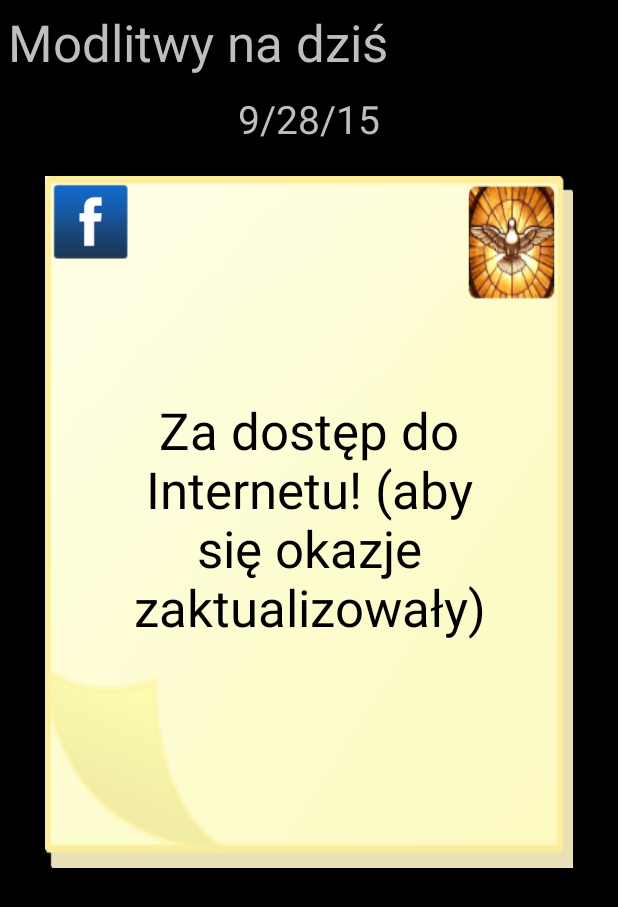
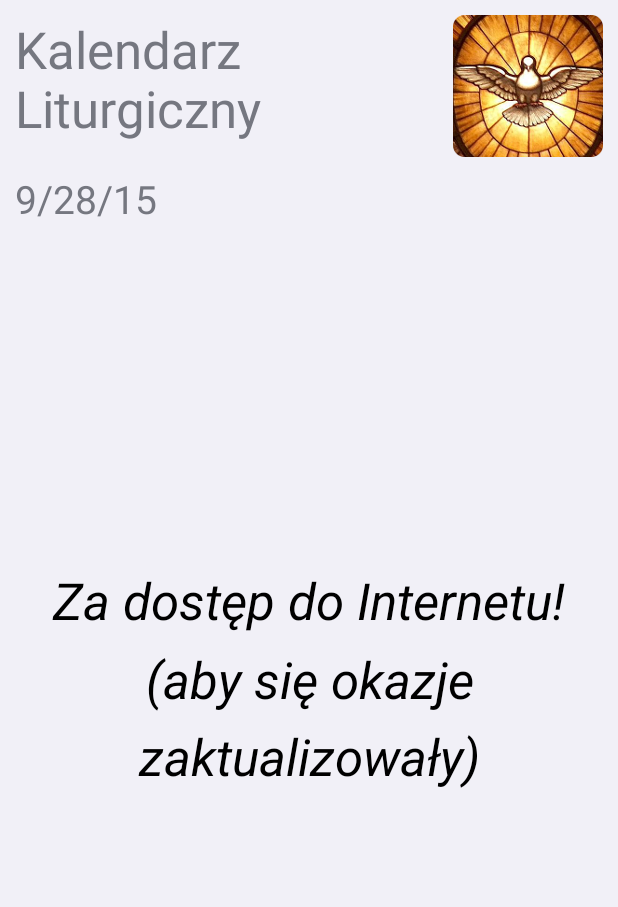
Before and after one commit to tlasica/KalendarzLiturgicznyApp, an Android app: the screen it shows after launch (MainActivity), on a phone screen of 412 x 824 dp. Shown: the top 907 px of the screen. Run offline under Robolectric (Android 15) with nearby library versions, the phone set to English and light mode, and no system bars.

Commit message:
Running application. UI to be improved

```diff
--- a/app/src/main/java/pl/tlasica/kalendarzliturgiczny/MainActivity.java
+++ b/app/src/main/java/pl/tlasica/kalendarzliturgiczny/MainActivity.java
@@ -21,15 +21,13 @@ import android.view.Menu;
 import android.view.MenuItem;
 import android.view.MotionEvent;
 import android.view.View;
-import android.view.ViewGroup;
+import android.widget.ImageView;
 import android.widget.ShareActionProvider;
 import android.widget.TextView;
 import android.widget.Toast;
 
 
 public class MainActivity extends Activity {
-
-	//private static final String LINK_FACEBOOK = "http://facebook.com/okazjeapp";
 
 	private TextView	mCurrDateTextView;
 	private TextView	mOccasionTextView;
@@ -42,7 +40,6 @@ public class MainActivity extends Activity {
     private long lastUpdateMillis = 0;
 
     final String    APP_URL = "http://bit.ly/okazjeapp";
-    final String    PIC_URL = "https://raw.githubusercontent.com/tlasica/Okazje/master/icon-128.png";
 
     @Override
     protected void onCreate(Bundle savedInstanceState) {
@@ -89,6 +86,7 @@ public class MainActivity extends Activity {
 	protected void onStart() {
 		super.onStart();
 		today();
+        Toast.makeText(this.getApplicationContext(), "Puknij do następnego wpisu", Toast.LENGTH_SHORT).show();
 	}
 
 	@Override
@@ -152,12 +150,24 @@ public class MainActivity extends Activity {
         Log.d("DISPLAY", "xSize=" + xSize);
         Log.d("DISPLAY", "ySize=" + ySize);
 
+        /*
         // adjust card size to 50% of min(width,height)
         ViewGroup layout = (ViewGroup) findViewById(R.id.layout_card);
         ViewGroup.LayoutParams p = layout.getLayoutParams();
         int cardHeight = Math.round( ySize * 0.56f );
         p.height = cardHeight;
         layout.requestLayout();
+        */
+
+        ImageView logo = (ImageView) findViewById(R.id.image_logo);
+        if (logo != null) {
+            float alpha = 200.0f;
+            logo.setAlpha(alpha);
+            int maxSize = (int) (xSize * 0.25);
+            logo.setMaxHeight(maxSize);
+            logo.setMaxWidth(maxSize);
+            logo.requestLayout();
+        }
 
         //adjust font size
         TextView textLabel = (TextView) findViewById(R.id.textview_label);
@@ -234,12 +244,12 @@ public class MainActivity extends Activity {
             public void onClick(DialogInterface dialog, int id) {
                 Log.d("ADD", "yes!");
                 // Przygotowanie tekstu emaila
-                String text = "Data: " + currentDateStr() + "\n" + "Tekst okazji:";
+                String text = "Data: " + currentDateStr() + "\n" + "Tekst:";
                 // open to send email
                 Intent email = new Intent(Intent.ACTION_VIEW);
                 email.setData(Uri.parse("mailto:"));
                 email.putExtra(Intent.EXTRA_EMAIL, new String[]{"tomek@3kawki.pl"});
-                email.putExtra(Intent.EXTRA_SUBJECT, "[OKAZJE] Propozycja okazji");
+                email.putExtra(Intent.EXTRA_SUBJECT, "[KALENDARZ LITURGICZNY] Propozycja");
                 email.putExtra(Intent.EXTRA_TEXT, text);
                 startActivity(email);
             }
@@ -296,28 +306,20 @@ public class MainActivity extends Activity {
                     new DataUpdater(updateSite(), getApplicationContext(), occasionsDict).execute();
                 }
 
-                // show fb share button
-                findViewById(R.id.facebookShareButton).setVisibility(View.VISIBLE);
             }
             else {
                 Log.d("NETWORK", "network is disconnected");
-                // hide fb share button
-                findViewById(R.id.facebookShareButton).setVisibility(View.INVISIBLE);
             }
 
         }
     };
 
 
-
-
     protected String updateSite() {
         Locale locale = Locale.getDefault();
         String language = locale.getLanguage();
-        String site = "http://okazjedowypicia.herokuapp.com/assets/data/";
-        if (language.equals("en")) return site + "en/";
-        if (language.equals("pl")) return site;
-        else return site;
+        String site = "http://okazjedowypicia.herokuapp.com/assets/data/kalendarzliturgiczny/pl/";
+        return site;
     }
 
 }
--- a/app/src/main/res/layout-sw600dp/activity_main.xml
+++ /dev/null
@@ -1,72 +0,0 @@
-<RelativeLayout xmlns:android="http://schemas.android.com/apk/res/android"
-    android:layout_width="match_parent"
-    android:layout_height="match_parent">
-
-    <!-- Application Content Layout -->
-	<LinearLayout xmlns:android="http://schemas.android.com/apk/res/android"
-    	xmlns:tools="http://schemas.android.com/tools"
-    	android:layout_width="match_parent"
-    	android:layout_height="match_parent"
-    	android:layout_alignParentTop="true"
-    	android:orientation="vertical"
-    	tools:context=".MainActivity" >
-
-    <TextView
-        android:id="@+id/textview_label"
-        android:layout_width="match_parent"
-        android:layout_height="wrap_content"
-        android:layout_margin="5dp"
-        android:textSize="30sp"
-        android:text="@string/okazje_na_dzis" />
-
-    <TextView
-        android:id="@+id/textview_current_date"
-        android:layout_width="match_parent"
-        android:layout_height="wrap_content"
-        android:layout_margin="5dp"
-        android:gravity="center"
-        android:textSize="36sp"
-        android:text="{dzisiaj}" />
-
-    <LinearLayout
-        android:id="@+id/layout_card"
-        android:layout_gravity="center"
-        android:layout_width="match_parent"
-        android:layout_height="600dp"
-        android:layout_marginLeft="30dp"
-        android:layout_marginRight="30dp"
-        android:layout_marginTop="15dp"
-        android:background="@drawable/yellow_post_it"
-    >
-
-    <TextView
-        android:id="@+id/textview_occasion"
-        android:layout_gravity="center"
-        android:layout_width="match_parent"
-        android:layout_height="match_parent"
-        android:layout_margin="40dp"
-        android:gravity="center"
-        android:textSize="36sp"
-        android:text="{okazja}"
-        android:textColor="@android:color/black"
-        android:clickable="true"
-        android:onClick="onClickOccasion"
-	/>
-
-    <ImageButton
-            android:id="@+id/facebookShareButton"
-            android:layout_alignParentTop="true"
-            android:layout_alignParentLeft="true"
-            android:layout_width="50dp"
-            android:layout_height="50dp"
-            android:clickable="true"
-            android:layout_marginLeft="5dp"
-            android:layout_marginTop="5dp"
-            android:onClick="facebookLoginAndShare"
-            android:background="@drawable/facebook"
-            />
-
-    </LinearLayout>
-    </LinearLayout>
-
-</RelativeLayout>
--- a/app/src/main/res/layout/activity_main.xml
+++ b/app/src/main/res/layout/activity_main.xml
@@ -1,6 +1,18 @@
 <RelativeLayout xmlns:android="http://schemas.android.com/apk/res/android"
     android:layout_width="match_parent"
     android:layout_height="match_parent">
+
+    <ImageView
+        android:id="@+id/image_logo"
+        android:maxWidth="@dimen/notification_large_icon_width"
+        android:layout_width="wrap_content"
+        android:layout_height="wrap_content"
+        android:layout_alignParentTop="true"
+        android:layout_alignParentRight="true"
+        android:layout_margin="10dp"
+        android:src="@drawable/pocieszycielka"
+        android:maxHeight="50dp"
+        />
 
     <!-- Application Content Layout -->
 	<LinearLayout xmlns:android="http://schemas.android.com/apk/res/android"
@@ -11,25 +23,31 @@
     	android:orientation="vertical"
     	tools:context=".MainActivity" >
 
+
         <TextView
             android:id="@+id/textview_label"
+            android:layout_alignParentLeft="true"
+            android:layout_alignParentTop="true"
             android:layout_width="match_parent"
             android:layout_height="wrap_content"
-        android:layout_margin="5dp"
+            android:layout_margin="10dp"
             android:textSize="20sp"
             android:text="@string/okazje_na_dzis" />
 
         <TextView
             android:id="@+id/textview_current_date"
+            android:layout_alignParentLeft="true"
+            android:layout_below="@+id/textview_label"
             android:layout_width="match_parent"
             android:layout_height="wrap_content"
-        android:layout_margin="5dp"
-        android:gravity="center"
+            android:layout_margin="10dp"
+            android:gravity="left"
             android:clickable="true"
             android:onClick="today"
             android:textSize="26sp"
             android:text="{dzisiaj}" />
 
+    <!--
     <RelativeLayout
         android:id="@+id/layout_card"
         android:orientation="vertical"
@@ -41,26 +59,27 @@
         android:layout_marginTop="15dp"
         android:background="@drawable/yellow_post_it"
     >
+    -->
 
     <TextView
         android:id="@+id/textview_occasion"
-        android:layout_gravity="center"
-    	android:layout_alignParentTop="true"
+        android:gravity="center"
         android:layout_width="match_parent"
         android:layout_height="match_parent"
-        android:layout_marginLeft="10dp"
-        android:layout_marginRight="10dp"
-        android:layout_marginBottom="10dp"
-        android:layout_marginTop="5dp"
-        android:gravity="center"
+        android:layout_marginLeft="20dp"
+        android:layout_marginRight="20dp"
+        android:layout_marginBottom="100dp"
+        android:layout_marginTop="20dp"
         android:textSize="26sp"
+        android:lineSpacingMultiplier="1.3"
         android:text="{okazja}"
         android:textColor="@android:color/black"
+        android:textStyle="italic"
         android:clickable="true"
         android:onClick="onClickOccasion"
 	/>
 
-
+    <!--
     <ImageButton
             android:id="@+id/facebookShareButton"
             android:layout_alignParentTop="true"
@@ -73,6 +92,7 @@
             android:onClick="facebookLoginAndShare"
             android:background="@drawable/facebook"
             />
+    -->
 
     <!--
     <TextView
@@ -93,7 +113,7 @@
 	/>
 	-->
 
-    </RelativeLayout>
+    <!--</RelativeLayout> -->
     </LinearLayout>
 
 
--- a/app/src/main/res/values/strings.xml
+++ b/app/src/main/res/values/strings.xml
@@ -2,7 +2,7 @@
 <resources>
 
     <string name="app_name">Kalendarz Liturgiczny</string>
-    <string name="okazje_na_dzis">Modlitwy na dziś</string>
+    <string name="okazje_na_dzis">Kalendarz\nLiturgiczny</string>
     <string name="menu_item_add_occasion">Dodaj...</string>
     <string name="add_occasion_text">
         Wyślij na adres tomek@3kawki.pl z datą i treścią.
--- a/app/src/main/res/values/styles.xml
+++ b/app/src/main/res/values/styles.xml
@@ -6,7 +6,7 @@
         Base application theme, dependent on API level. This theme is replaced
         by AppBaseTheme from res/values-vXX/styles.xml on newer devices.
     -->
-    <style name="AppBaseTheme" parent="android:Theme.Black.NoTitleBar">
+    <style name="AppBaseTheme" parent="android:Theme.DeviceDefault.Light.NoActionBar">
         <!--
             Theme customizations available in newer API levels can go in
             res/values-vXX/styles.xml, while customizations related to
```
Also changed, not shown: app/src/main/res/drawable-hdpi/pocieszycielka.png (added), app/src/main/res/drawable-ldpi/pocieszycielka.png (added), app/src/main/res/drawable-mdpi/pocieszycielka.png (added), app/src/main/res/drawable-xhdpi/pocieszycielka.png, app/src/main/res/drawable-xxhdpi/pocieszycielka.png (added), app/src/main/res/mipmap-hdpi/ic_launcher.png, app/src/main/res/mipmap-mdpi/ic_launcher.png, app/src/main/res/mipmap-xhdpi/ic_launcher.png, app/src/main/res/mipmap-xxhdpi/ic_launcher.png, 1 other file. Lines whose indentation alone changed are shown as unchanged.
